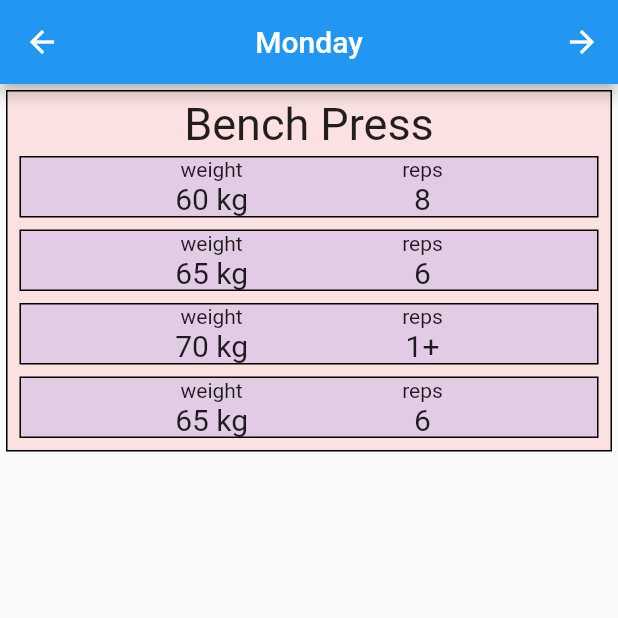
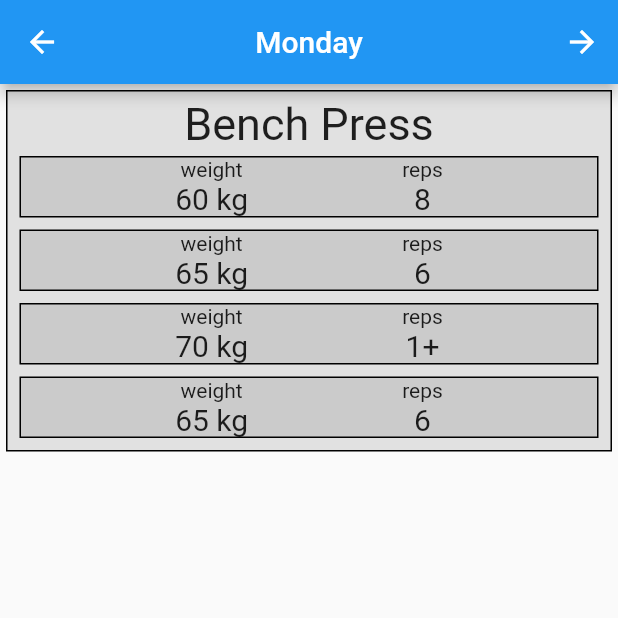
Before and after one commit to ptstory/defiled-nsuns, a Flutter app: the screen it shows after launch, on a phone screen of 412 x 824 dp, the top half of it. Run offline on Flutter 3.47's test engine with Material 2 defaults, Android fonts, the phone set to English and light mode, and no system bars.

Commit message:
Adjust colors a bit

```diff
--- a/lib/cycle/exercise.dart
+++ b/lib/cycle/exercise.dart
@@ -37,7 +37,7 @@ class ExerciseWidget extends StatelessWidget {
       padding: insets,
       child: Container(
           decoration: BoxDecoration(
-              color: Color.fromRGBO(255, 0, 0, 0.1), border: Border.all()),
+              color: Color.fromRGBO(0, 0, 0, 0.1), border: Border.all()),
           child: Padding(
               padding: insets,
               child: Column(
@@ -48,8 +48,8 @@ class ExerciseWidget extends StatelessWidget {
                         padding: insets,
                         child: Container(
                             decoration: BoxDecoration(
-                                color: Color.fromRGBO(0, 0, 255, 0.1),
-                                border: Border.all()),
+                                color: Color.fromRGBO(0, 0, 0, 0.1),
+                                    border: Border.all()),
                             child: Row(
                                 mainAxisAlignment:
                                     MainAxisAlignment.spaceEvenly,
```
